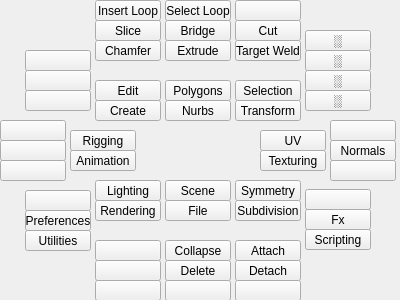
The window that tk_ui/main.ui (m3trik/Scripts_portable) describes before a commit, drawn with Qt 5.
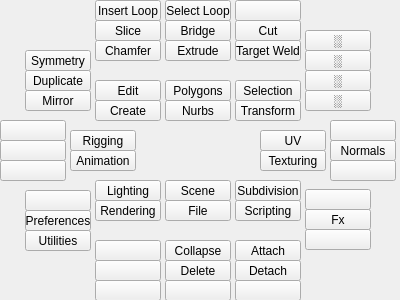
The same window after the commit.

```diff
--- a/tk_ui/main.ui
+++ b/tk_ui/main.ui
@@ -256,7 +256,7 @@
     <property name="geometry">
      <rect>
       <x>235</x>
-      <y>200</y>
+      <y>180</y>
       <width>66</width>
       <height>21</height>
      </rect>
@@ -841,7 +841,66 @@
       <height>81</height>
      </rect>
     </property>
-    <widget class="QPushButton" name="v024">
+    <widget class="QPushButton" name="i021">
+     <property name="geometry">
+      <rect>
+       <x>25</x>
+       <y>20</y>
+       <width>66</width>
+       <height>21</height>
+      </rect>
+     </property>
+     <property name="minimumSize">
+      <size>
+       <width>0</width>
+       <height>21</height>
+      </size>
+     </property>
+     <property name="maximumSize">
+      <size>
+       <width>16777215</width>
+       <height>21</height>
+      </size>
+     </property>
+     <property name="whatsThis">
+      <string>symmetry</string>
+     </property>
+     <property name="text">
+      <string>Symmetry</string>
+     </property>
+    </widget>
+    <widget class="QPushButton" name="i025">
+     <property name="geometry">
+      <rect>
+       <x>25</x>
+       <y>40</y>
+       <width>66</width>
+       <height>21</height>
+      </rect>
+     </property>
+     <property name="minimumSize">
+      <size>
+       <width>0</width>
+       <height>21</height>
+      </size>
+     </property>
+     <property name="maximumSize">
+      <size>
+       <width>16777215</width>
+       <height>21</height>
+      </size>
+     </property>
+     <property name="toolTip">
+      <string/>
+     </property>
+     <property name="whatsThis">
+      <string>duplicate</string>
+     </property>
+     <property name="text">
+      <string>Duplicate</string>
+     </property>
+    </widget>
+    <widget class="QPushButton" name="i019">
      <property name="geometry">
       <rect>
        <x>25</x>
@@ -865,61 +924,11 @@
      <property name="toolTip">
       <string/>
      </property>
-    </widget>
-    <widget class="QPushButton" name="v022">
-     <property name="geometry">
-      <rect>
-       <x>25</x>
-       <y>20</y>
-       <width>66</width>
-       <height>21</height>
-      </rect>
+     <property name="whatsThis">
+      <string>mirror</string>
      </property>
-     <property name="minimumSize">
-      <size>
-       <width>0</width>
-       <height>21</height>
-      </size>
-     </property>
-     <property name="maximumSize">
-      <size>
-       <width>16777215</width>
-       <height>21</height>
-      </size>
-     </property>
-     <property name="toolTip">
-      <string/>
-     </property>
      <property name="text">
-      <string/>
-     </property>
-    </widget>
-    <widget class="QPushButton" name="v023">
-     <property name="geometry">
-      <rect>
-       <x>25</x>
-       <y>40</y>
-       <width>66</width>
-       <height>21</height>
-      </rect>
-     </property>
-     <property name="minimumSize">
-      <size>
-       <width>0</width>
-       <height>21</height>
-      </size>
-     </property>
-     <property name="maximumSize">
-      <size>
-       <width>16777215</width>
-       <height>21</height>
-      </size>
-     </property>
-     <property name="toolTip">
-      <string/>
-     </property>
-     <property name="text">
-      <string/>
+      <string>Mirror</string>
      </property>
     </widget>
    </widget>
@@ -1029,34 +1038,6 @@
       <height>81</height>
      </rect>
     </property>
-    <widget class="QPushButton" name="i023">
-     <property name="geometry">
-      <rect>
-       <x>5</x>
-       <y>40</y>
-       <width>66</width>
-       <height>21</height>
-      </rect>
-     </property>
-     <property name="minimumSize">
-      <size>
-       <width>0</width>
-       <height>21</height>
-      </size>
-     </property>
-     <property name="maximumSize">
-      <size>
-       <width>16777215</width>
-       <height>21</height>
-      </size>
-     </property>
-     <property name="whatsThis">
-      <string>scripting</string>
-     </property>
-     <property name="text">
-      <string>Scripting</string>
-     </property>
-    </widget>
     <widget class="QPushButton" name="i024">
      <property name="geometry">
       <rect>
@@ -1085,11 +1066,36 @@
       <string>Fx</string>
      </property>
     </widget>
-    <widget class="QPushButton" name="v031">
+    <widget class="QPushButton" name="v024">
      <property name="geometry">
       <rect>
        <x>5</x>
        <y>0</y>
+       <width>66</width>
+       <height>21</height>
+      </rect>
+     </property>
+     <property name="minimumSize">
+      <size>
+       <width>0</width>
+       <height>21</height>
+      </size>
+     </property>
+     <property name="maximumSize">
+      <size>
+       <width>16777215</width>
+       <height>21</height>
+      </size>
+     </property>
+     <property name="toolTip">
+      <string/>
+     </property>
+    </widget>
+    <widget class="QPushButton" name="v023">
+     <property name="geometry">
+      <rect>
+       <x>5</x>
+       <y>40</y>
        <width>66</width>
        <height>21</height>
       </rect>
@@ -1236,38 +1242,38 @@
       <string>Normals</string>
      </property>
     </widget>
-    <widget class="QPushButton" name="v029">
-     <property name="geometry">
-      <rect>
-       <x>5</x>
-       <y>50</y>
-       <width>66</width>
-       <height>21</height>
-      </rect>
-     </property>
-     <property name="minimumSize">
-      <size>
-       <width>0</width>
-       <height>21</height>
-      </size>
-     </property>
-     <property name="maximumSize">
-      <size>
-       <width>16777215</width>
-       <height>21</height>
-      </size>
-     </property>
-     <property name="toolTip">
-      <string>Recent Command</string>
-     </property>
-     <property name="text">
-      <string/>
-     </property>
-    </widget>
     <widget class="QPushButton" name="v013">
      <property name="geometry">
       <rect>
        <x>5</x>
+       <y>50</y>
+       <width>66</width>
+       <height>21</height>
+      </rect>
+     </property>
+     <property name="minimumSize">
+      <size>
+       <width>0</width>
+       <height>21</height>
+      </size>
+     </property>
+     <property name="maximumSize">
+      <size>
+       <width>16777215</width>
+       <height>21</height>
+      </size>
+     </property>
+     <property name="toolTip">
+      <string/>
+     </property>
+     <property name="text">
+      <string/>
+     </property>
+    </widget>
+    <widget class="QPushButton" name="v022">
+     <property name="geometry">
+      <rect>
+       <x>5</x>
        <y>10</y>
        <width>66</width>
        <height>21</height>
@@ -1586,11 +1592,11 @@
      <string>File</string>
     </property>
    </widget>
-   <widget class="QPushButton" name="i021">
+   <widget class="QPushButton" name="i023">
     <property name="geometry">
      <rect>
       <x>235</x>
-      <y>180</y>
+      <y>200</y>
       <width>66</width>
       <height>21</height>
      </rect>
@@ -1608,10 +1614,10 @@
      </size>
     </property>
     <property name="whatsThis">
-     <string>symmetry</string>
+     <string>scripting</string>
     </property>
     <property name="text">
-     <string>Symmetry</string>
+     <string>Scripting</string>
     </property>
    </widget>
    <zorder>r000</zorder>
@@ -1637,7 +1643,7 @@
    <zorder>r001</zorder>
    <zorder>r002</zorder>
    <zorder>i017</zorder>
-   <zorder>i021</zorder>
+   <zorder>i023</zorder>
   </widget>
  </widget>
  <resources/>
```
